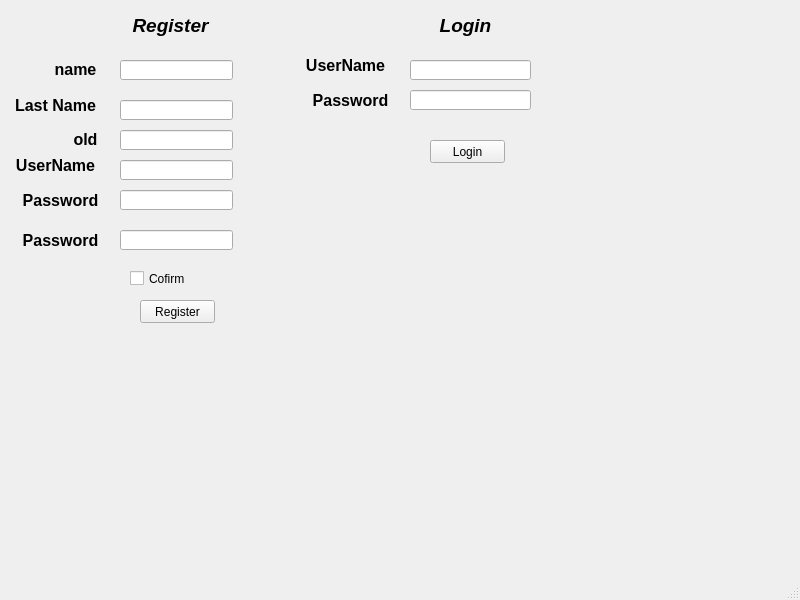
This is TF/Red_Social/redsocial.ui in PrenxLibert/Trabajo-Parcial-red-social-3-ciclo as Qt 5 draws it before an edit. The edited form follows.
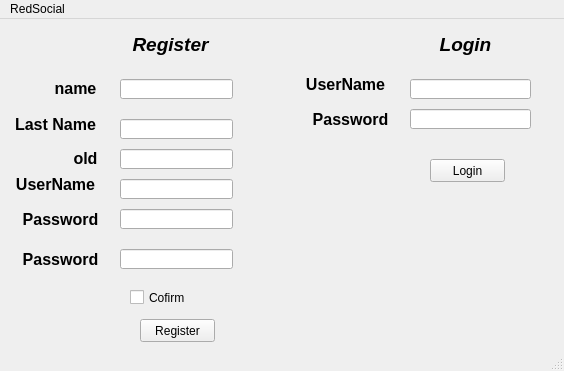
This is the edited form.

Diff of the .ui file:
```diff
--- a/TF/Red_Social/redsocial.ui
+++ b/TF/Red_Social/redsocial.ui
@@ -6,8 +6,8 @@
    <rect>
     <x>0</x>
     <y>0</y>
-    <width>800</width>
-    <height>600</height>
+    <width>564</width>
+    <height>371</height>
    </rect>
   </property>
   <property name="windowTitle">
@@ -269,10 +269,16 @@
     <rect>
      <x>0</x>
      <y>0</y>
-     <width>800</width>
+     <width>564</width>
      <height>21</height>
     </rect>
    </property>
+   <widget class="QMenu" name="menuRedSocial">
+    <property name="title">
+     <string>RedSocial</string>
+    </property>
+   </widget>
+   <addaction name="menuRedSocial"/>
   </widget>
   <widget class="QStatusBar" name="statusbar"/>
  </widget>
```
